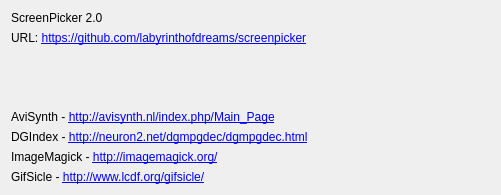
Old version of the form aboutwidget.ui in the repository labyrinthofdreams/screenpicker.
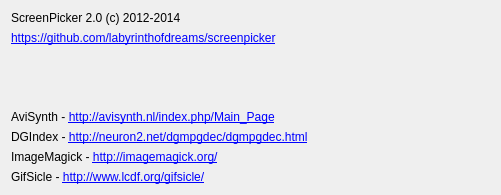
New version of the form.

Commit message: Update About window

Diff of the .ui file:
```diff
--- a/aboutwidget.ui
+++ b/aboutwidget.ui
@@ -20,7 +20,7 @@
    <item>
     <widget class="QLabel" name="label">
      <property name="text">
-      <string>ScreenPicker 2.0</string>
+      <string>ScreenPicker 2.0 (c) 2012-2014</string>
      </property>
      <property name="scaledContents">
       <bool>false</bool>
@@ -30,7 +30,7 @@
    <item>
     <widget class="QLabel" name="label_6">
      <property name="text">
-      <string>URL: &lt;a href='https://github.com/labyrinthofdreams/screenpicker'&gt;https://github.com/labyrinthofdreams/screenpicker&lt;/a&gt;</string>
+      <string>&lt;a href='https://github.com/labyrinthofdreams/screenpicker'&gt;https://github.com/labyrinthofdreams/screenpicker&lt;/a&gt;</string>
      </property>
      <property name="textFormat">
       <enum>Qt::RichText</enum>
```
Left out of the diff: 8 changed lines with no effect on the pictures.
